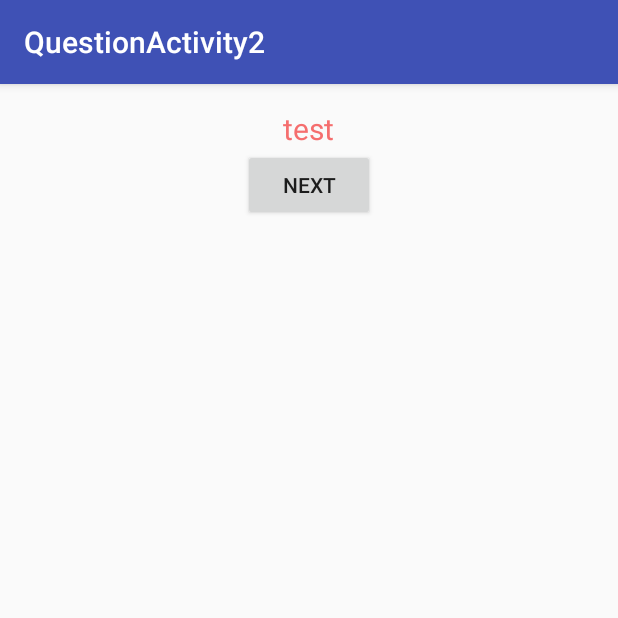
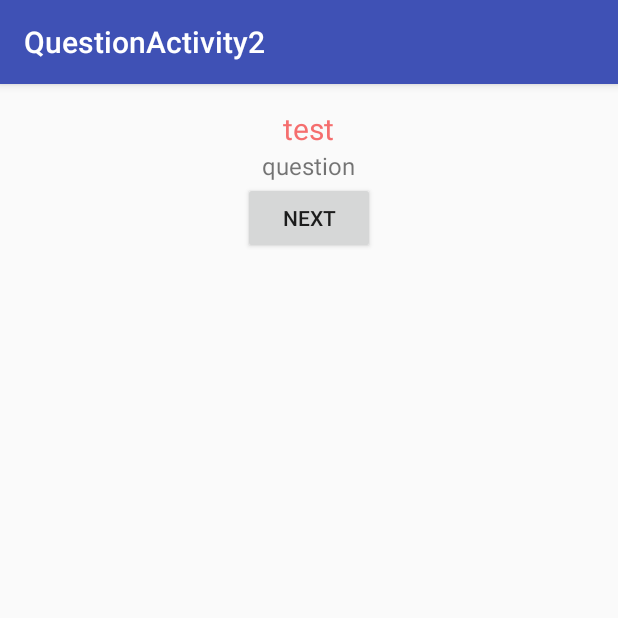
Before and after one commit to jean-lucas/AniFind, an Android app: the QuestionActivity2 screen opened directly, with no data from a screen before it, on a phone screen of 412 x 824 dp, the top half of it. Run offline under Robolectric (Android 15) with nearby library versions, the phone set to English and light mode, and no system bars; 6 statements that could not run were skipped.

Commit message:
App currently works for showing questions and its valid answers

```diff
--- a/app/src/main/res/layout/content_question2.xml
+++ b/app/src/main/res/layout/content_question2.xml
@@ -23,6 +23,15 @@
         android:textColor="#f56e6e" />
 
 
+    <TextView
+        android:layout_width="wrap_content"
+        android:layout_height="wrap_content"
+        android:text="question"
+        android:textSize="16sp"
+        android:id="@+id/question_text"
+         />
+
+
     <LinearLayout
         android:layout_width="wrap_content"
         android:layout_height="wrap_content"
```
Also changed, not shown: app/src/main/java/se3a04/anifind/GuiController.java (+8 -8 lines), app/src/main/java/se3a04/anifind/QuestionActivity2.java (+19 -9 lines).
